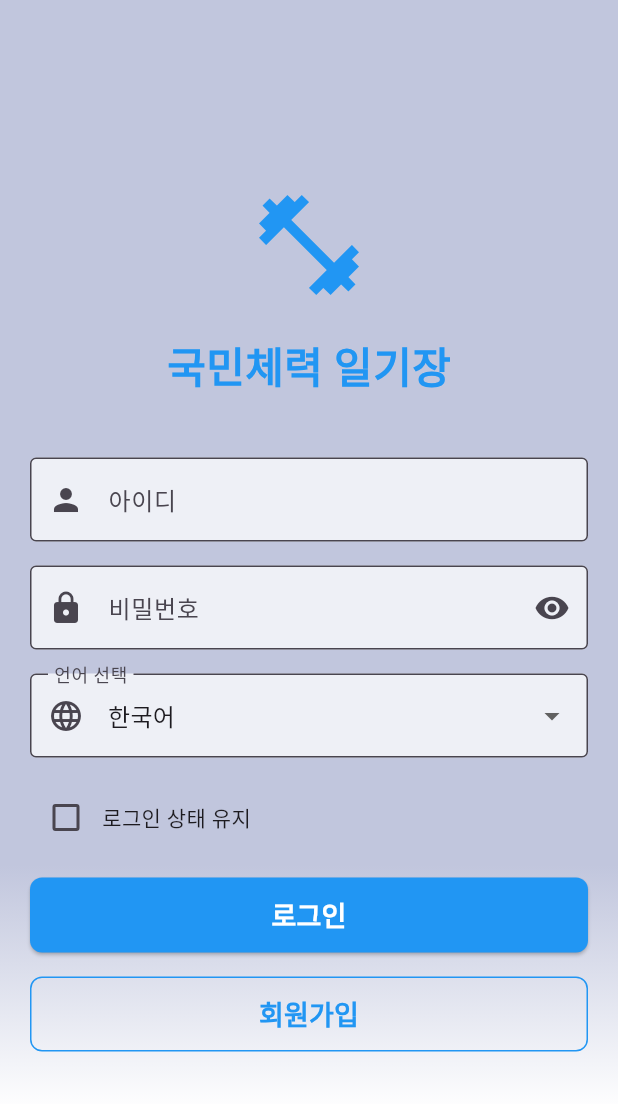
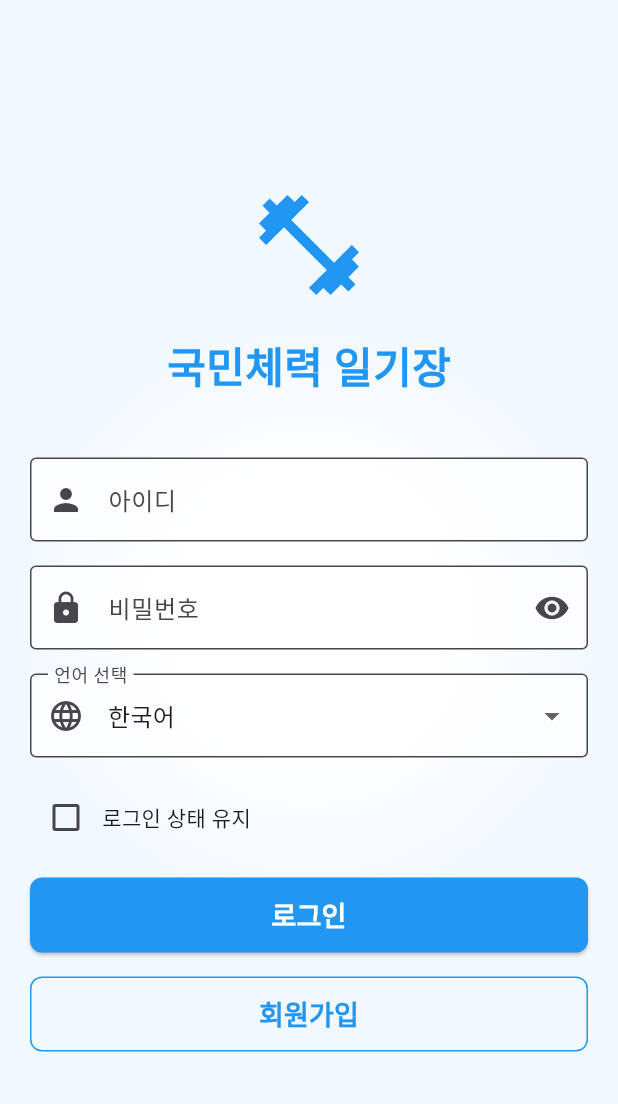
Before and after one commit to Team2Kim/flutter_frontend, a Flutter app: the screen it shows after launch, on a phone screen of 412 x 824 dp. Shown: the top 1104 px of the screen. Run offline on Flutter 3.47's test engine with Material 3 defaults, Android fonts, the phone set to English and light mode, and no system bars; our stand-ins replace cached_network_image, flutter_dotenv, geolocator, permission_handler, shared_preferences, table_calendar and 1 more; missing offline and left inert: body_part_selector, flutter_naver_map; accounts and stored records are empty; Roboto replaces fonts that are missing (Pretendard).

Commit message:
style: 251119 0011 로그인 배경 그라디언트 수정

```diff
--- a/lib/screen/auth_screen.dart
+++ b/lib/screen/auth_screen.dart
@@ -213,11 +213,10 @@ class _AuthScreenState extends State<AuthScreen> {
           return Container(
             alignment: Alignment.center,
             decoration: BoxDecoration(
-              gradient: LinearGradient(
-                colors: [const Color.fromARGB(255, 193, 198, 221), Color.fromARGB(255, 255, 255, 255)],
-                begin: Alignment.topCenter,
-                end: Alignment.bottomCenter,
-                stops: [0.7, 0.9],
+              gradient: RadialGradient(
+                colors: [Colors.white, const Color.fromRGBO(241, 248, 255, 1)],
+                radius: 0.7,
+                stops: const [0.3, 0.7],
               ),
             ),
             child: Padding(
```
